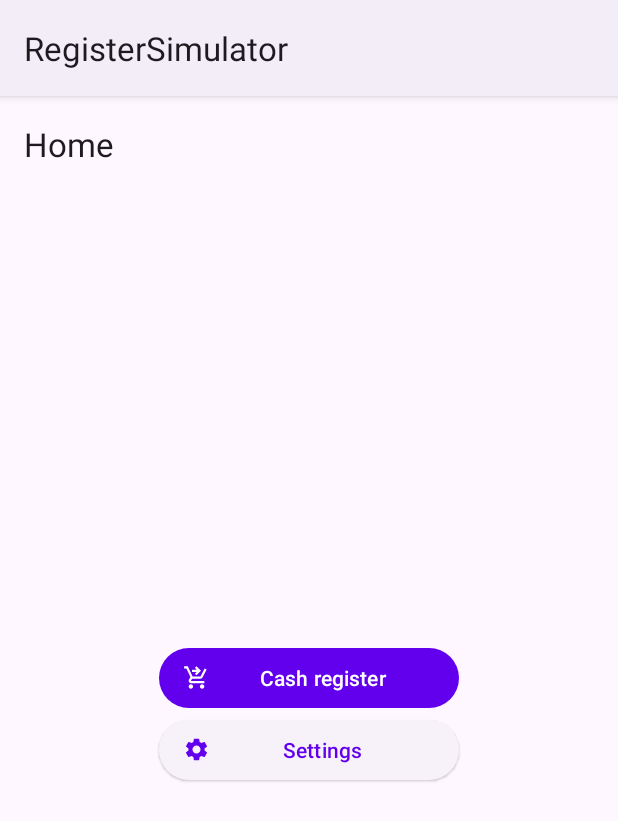
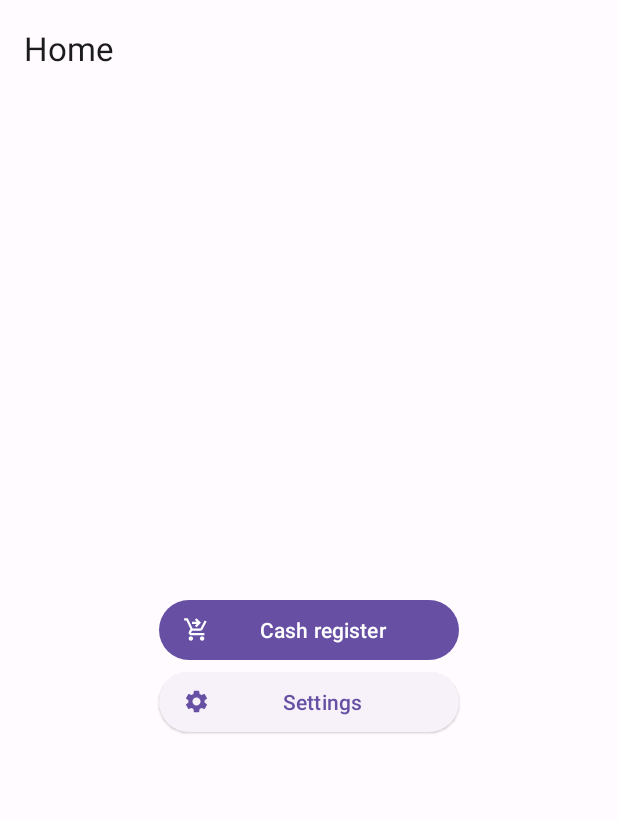
Before and after one commit to yuchan2215/RegisterSimulator, an Android app: the screen it shows after launch (MainActivity), on a phone screen of 412 x 824 dp. Shown: the top 821 px of the screen. Run offline under Robolectric (Android 15) with nearby library versions, the phone set to English and light mode, and no system bars; our stand-ins replace data binding, navigation-ui.

Commit message:
change: 色をMaterial3準拠に

```diff
--- a/app/src/main/res/values-night/themes.xml
+++ b/app/src/main/res/values-night/themes.xml
@@ -1,16 +1,31 @@
-<resources xmlns:tools="http://schemas.android.com/tools">
-    <!-- Base application theme. -->
-    <style name="Theme.RegisterSimulator" parent="Theme.Material3.Dark">
-        <!-- Primary brand color. -->
-        <item name="colorPrimary">@color/purple_200</item>
-        <item name="colorPrimaryVariant">@color/purple_700</item>
-        <item name="colorOnPrimary">@color/black</item>
-        <!-- Secondary brand color. -->
-        <item name="colorSecondary">@color/teal_200</item>
-        <item name="colorSecondaryVariant">@color/teal_200</item>
-        <item name="colorOnSecondary">@color/black</item>
-        <!-- Status bar color. -->
-        <item name="android:statusBarColor" tools:targetApi="l">?attr/colorPrimaryVariant</item>
-        <!-- Customize your theme here. -->
+<resources>
+
+    <style name="Theme.RegisterSimulator" parent="Theme.Material3.Dark.NoActionBar">
+        <item name="colorOnErrorContainer">@color/md_theme_dark_onErrorContainer</item>
+        <item name="colorOnError">@color/md_theme_dark_onError</item>
+        <item name="colorErrorContainer">@color/md_theme_dark_errorContainer</item>
+        <item name="colorOnTertiaryContainer">@color/md_theme_dark_onTertiaryContainer</item>
+        <item name="colorOnTertiary">@color/md_theme_dark_onTertiary</item>
+        <item name="colorTertiaryContainer">@color/md_theme_dark_tertiaryContainer</item>
+        <item name="colorTertiary">@color/md_theme_dark_tertiary</item>
+        <item name="colorError">@color/md_theme_dark_error</item>
+        <item name="colorOutline">@color/md_theme_dark_outline</item>
+        <item name="colorOnBackground">@color/md_theme_dark_onBackground</item>
+        <item name="android:colorBackground">@color/md_theme_dark_background</item>
+        <item name="colorOnSurfaceInverse">@color/md_theme_dark_inverseOnSurface</item>
+        <item name="colorSurfaceInverse">@color/md_theme_dark_inverseSurface</item>
+        <item name="colorOnSurfaceVariant">@color/md_theme_dark_onSurfaceVariant</item>
+        <item name="colorOnSurface">@color/md_theme_dark_onSurface</item>
+        <item name="colorSurfaceVariant">@color/md_theme_dark_surfaceVariant</item>
+        <item name="colorSurface">@color/md_theme_dark_surface</item>
+        <item name="colorOnSecondaryContainer">@color/md_theme_dark_onSecondaryContainer</item>
+        <item name="colorOnSecondary">@color/md_theme_dark_onSecondary</item>
+        <item name="colorSecondaryContainer">@color/md_theme_dark_secondaryContainer</item>
+        <item name="colorSecondary">@color/md_theme_dark_secondary</item>
+        <item name="colorOnPrimaryContainer">@color/md_theme_dark_onPrimaryContainer</item>
+        <item name="colorOnPrimary">@color/md_theme_dark_onPrimary</item>
+        <item name="colorPrimaryContainer">@color/md_theme_dark_primaryContainer</item>
+        <item name="colorPrimary">@color/md_theme_dark_primary</item>
+        <item name="colorPrimaryInverse">@color/md_theme_dark_inversePrimary</item>
     </style>
 </resources>
--- a/app/src/main/res/values/colors.xml
+++ b/app/src/main/res/values/colors.xml
@@ -1,10 +1,63 @@
 <?xml version="1.0" encoding="utf-8"?>
+
 <resources>
-    <color name="purple_200">#FFBB86FC</color>
-    <color name="purple_500">#FF6200EE</color>
-    <color name="purple_700">#FF3700B3</color>
-    <color name="teal_200">#FF03DAC5</color>
-    <color name="teal_700">#FF018786</color>
-    <color name="black">#FF000000</color>
-    <color name="white">#FFFFFFFF</color>
+    <color name="seed">#6750A4</color>
+    <color name="md_theme_light_surfaceTint">#6750A4</color>
+    <color name="md_theme_light_surfaceTintColor">#6750A4</color>
+    <color name="md_theme_light_onErrorContainer">#410E0B</color>
+    <color name="md_theme_light_onError">#FFFFFF</color>
+    <color name="md_theme_light_errorContainer">#F9DEDC</color>
+    <color name="md_theme_light_onTertiaryContainer">#31111D</color>
+    <color name="md_theme_light_onTertiary">#FFFFFF</color>
+    <color name="md_theme_light_tertiaryContainer">#FFD8E4</color>
+    <color name="md_theme_light_tertiary">#7D5260</color>
+    <color name="md_theme_light_shadow">#000000</color>
+    <color name="md_theme_light_error">#B3261E</color>
+    <color name="md_theme_light_outline">#79747E</color>
+    <color name="md_theme_light_onBackground">#1C1B1F</color>
+    <color name="md_theme_light_background">#FFFBFE</color>
+    <color name="md_theme_light_inverseOnSurface">#F4EFF4</color>
+    <color name="md_theme_light_inverseSurface">#313033</color>
+    <color name="md_theme_light_onSurfaceVariant">#49454F</color>
+    <color name="md_theme_light_onSurface">#1C1B1F</color>
+    <color name="md_theme_light_surfaceVariant">#E7E0EC</color>
+    <color name="md_theme_light_surface">#FFFBFE</color>
+    <color name="md_theme_light_onSecondaryContainer">#1D192B</color>
+    <color name="md_theme_light_onSecondary">#FFFFFF</color>
+    <color name="md_theme_light_secondaryContainer">#E8DEF8</color>
+    <color name="md_theme_light_secondary">#625B71</color>
+    <color name="md_theme_light_inversePrimary">#D0BCFF</color>
+    <color name="md_theme_light_onPrimaryContainer">#21005D</color>
+    <color name="md_theme_light_onPrimary">#FFFFFF</color>
+    <color name="md_theme_light_primaryContainer">#EADDFF</color>
+    <color name="md_theme_light_primary">#6750A4</color>
+    <color name="md_theme_dark_surfaceTint">#D0BCFF</color>
+    <color name="md_theme_dark_surfaceTintColor">#D0BCFF</color>
+    <color name="md_theme_dark_onErrorContainer">#F2B8B5</color>
+    <color name="md_theme_dark_onError">#601410</color>
+    <color name="md_theme_dark_errorContainer">#8C1D18</color>
+    <color name="md_theme_dark_onTertiaryContainer">#FFD8E4</color>
+    <color name="md_theme_dark_onTertiary">#492532</color>
+    <color name="md_theme_dark_tertiaryContainer">#633B48</color>
+    <color name="md_theme_dark_tertiary">#EFB8C8</color>
+    <color name="md_theme_dark_shadow">#000000</color>
+    <color name="md_theme_dark_error">#F2B8B5</color>
+    <color name="md_theme_dark_outline">#938F99</color>
+    <color name="md_theme_dark_onBackground">#E6E1E5</color>
+    <color name="md_theme_dark_background">#1C1B1F</color>
+    <color name="md_theme_dark_inverseOnSurface">#313033</color>
+    <color name="md_theme_dark_inverseSurface">#E6E1E5</color>
+    <color name="md_theme_dark_onSurfaceVariant">#CAC4D0</color>
+    <color name="md_theme_dark_onSurface">#E6E1E5</color>
+    <color name="md_theme_dark_surfaceVariant">#49454F</color>
+    <color name="md_theme_dark_surface">#1C1B1F</color>
+    <color name="md_theme_dark_onSecondaryContainer">#E8DEF8</color>
+    <color name="md_theme_dark_onSecondary">#332D41</color>
+    <color name="md_theme_dark_secondaryContainer">#4A4458</color>
+    <color name="md_theme_dark_secondary">#CCC2DC</color>
+    <color name="md_theme_dark_inversePrimary">#6750A4</color>
+    <color name="md_theme_dark_onPrimaryContainer">#EADDFF</color>
+    <color name="md_theme_dark_onPrimary">#381E72</color>
+    <color name="md_theme_dark_primaryContainer">#4F378B</color>
+    <color name="md_theme_dark_primary">#D0BCFF</color>
 </resources>
--- a/app/src/main/res/values/themes.xml
+++ b/app/src/main/res/values/themes.xml
@@ -1,16 +1,31 @@
-<resources xmlns:tools="http://schemas.android.com/tools">
-    <!-- Base application theme. -->
-    <style name="Theme.RegisterSimulator" parent="Theme.Material3.Light">
-        <!-- Primary brand color. -->
-        <item name="colorPrimary">@color/purple_500</item>
-        <item name="colorPrimaryVariant">@color/purple_700</item>
-        <item name="colorOnPrimary">@color/white</item>
-        <!-- Secondary brand color. -->
-        <item name="colorSecondary">@color/teal_200</item>
-        <item name="colorSecondaryVariant">@color/teal_700</item>
-        <item name="colorOnSecondary">@color/black</item>
-        <!-- Status bar color. -->
-        <item name="android:statusBarColor" tools:targetApi="l">?attr/colorPrimaryVariant</item>
-        <!-- Customize your theme here. -->
+<resources>
+
+    <style name="Theme.RegisterSimulator" parent="Theme.Material3.Light.NoActionBar">
+        <item name="colorOnErrorContainer">@color/md_theme_light_onErrorContainer</item>
+        <item name="colorOnError">@color/md_theme_light_onError</item>
+        <item name="colorErrorContainer">@color/md_theme_light_errorContainer</item>
+        <item name="colorOnTertiaryContainer">@color/md_theme_light_onTertiaryContainer</item>
+        <item name="colorOnTertiary">@color/md_theme_light_onTertiary</item>
+        <item name="colorTertiaryContainer">@color/md_theme_light_tertiaryContainer</item>
+        <item name="colorTertiary">@color/md_theme_light_tertiary</item>
+        <item name="colorError">@color/md_theme_light_error</item>
+        <item name="colorOutline">@color/md_theme_light_outline</item>
+        <item name="colorOnBackground">@color/md_theme_light_onBackground</item>
+        <item name="android:colorBackground">@color/md_theme_light_background</item>
+        <item name="colorOnSurfaceInverse">@color/md_theme_light_inverseOnSurface</item>
+        <item name="colorSurfaceInverse">@color/md_theme_light_inverseSurface</item>
+        <item name="colorOnSurfaceVariant">@color/md_theme_light_onSurfaceVariant</item>
+        <item name="colorOnSurface">@color/md_theme_light_onSurface</item>
+        <item name="colorSurfaceVariant">@color/md_theme_light_surfaceVariant</item>
+        <item name="colorSurface">@color/md_theme_light_surface</item>
+        <item name="colorOnSecondaryContainer">@color/md_theme_light_onSecondaryContainer</item>
+        <item name="colorOnSecondary">@color/md_theme_light_onSecondary</item>
+        <item name="colorSecondaryContainer">@color/md_theme_light_secondaryContainer</item>
+        <item name="colorSecondary">@color/md_theme_light_secondary</item>
+        <item name="colorOnPrimaryContainer">@color/md_theme_light_onPrimaryContainer</item>
+        <item name="colorOnPrimary">@color/md_theme_light_onPrimary</item>
+        <item name="colorPrimaryContainer">@color/md_theme_light_primaryContainer</item>
+        <item name="colorPrimary">@color/md_theme_light_primary</item>
+        <item name="colorPrimaryInverse">@color/md_theme_light_inversePrimary</item>
     </style>
 </resources>
```
